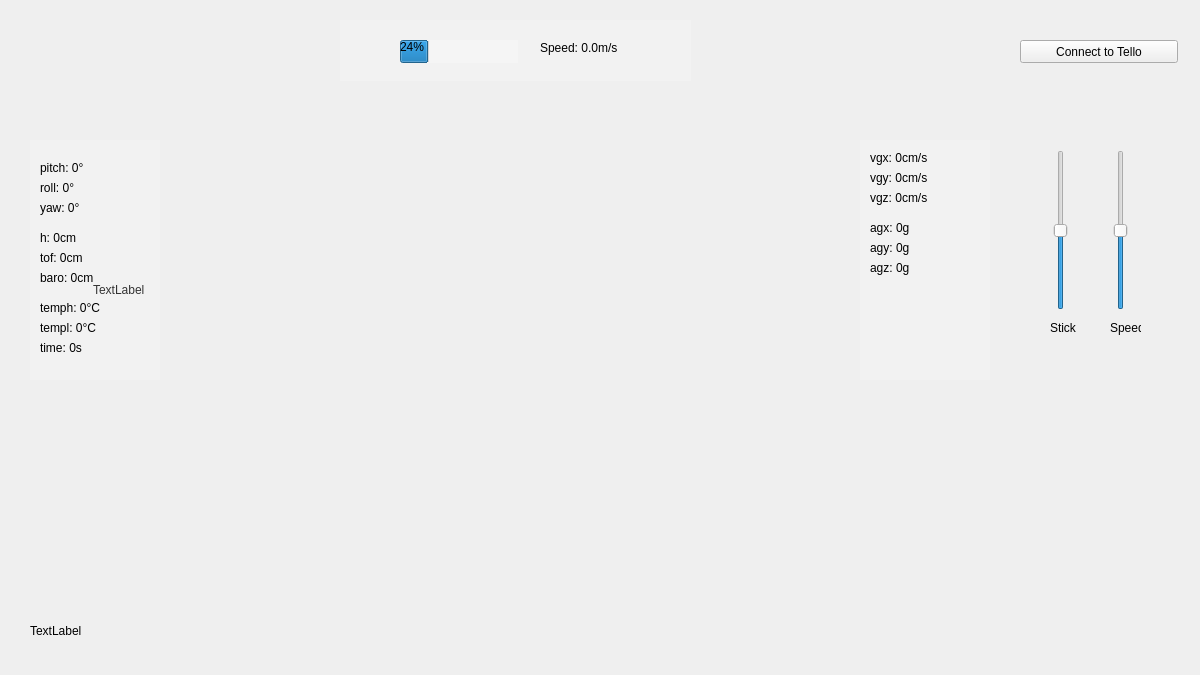
Qt form Uranus/uranus.ui (ArtemisChief/Uranus) before a commit.
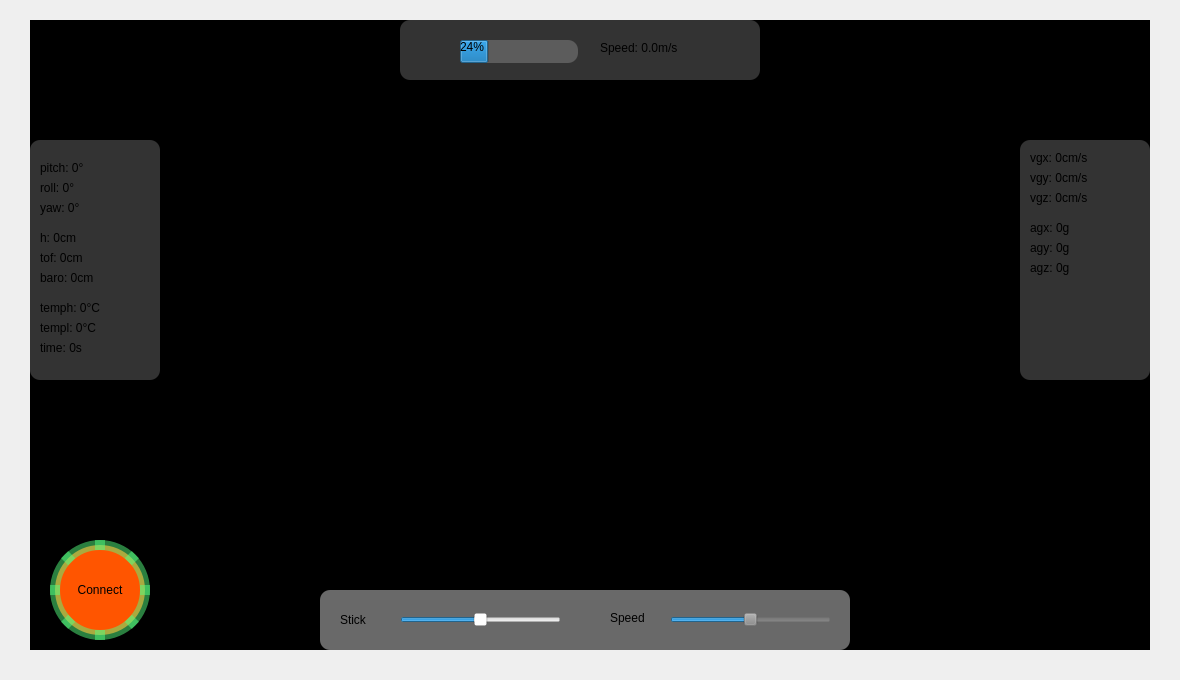
The same form after that commit.

Commit message: add 更改GUI布局样式

```diff
--- a/Uranus/uranus.ui
+++ b/Uranus/uranus.ui
@@ -6,8 +6,8 @@
    <rect>
     <x>0</x>
     <y>0</y>
-    <width>1200</width>
-    <height>675</height>
+    <width>1180</width>
+    <height>680</height>
    </rect>
   </property>
   <property name="windowTitle">
@@ -19,114 +19,43 @@
      <rect>
       <x>30</x>
       <y>20</y>
-      <width>960</width>
-      <height>540</height>
+      <width>1120</width>
+      <height>630</height>
      </rect>
     </property>
+    <property name="styleSheet">
+     <string notr="true">background-color: rgb(0, 0, 0);</string>
+    </property>
     <property name="text">
      <string>                   TextLabel</string>
     </property>
    </widget>
-   <widget class="QLabel" name="buffer_label">
-    <property name="geometry">
-     <rect>
-      <x>30</x>
-      <y>610</y>
-      <width>1081</width>
-      <height>41</height>
-     </rect>
-    </property>
-    <property name="text">
-     <string>TextLabel</string>
-    </property>
-   </widget>
    <widget class="QPushButton" name="connect_btn">
     <property name="geometry">
      <rect>
-      <x>1020</x>
-      <y>40</y>
-      <width>158</width>
-      <height>23</height>
+      <x>50</x>
+      <y>540</y>
+      <width>100</width>
+      <height>100</height>
      </rect>
     </property>
-    <property name="text">
-     <string>Connect to Tello</string>
+    <property name="styleSheet">
+     <string notr="true">background-color: rgb(255, 85, 0);
+border:10px solid;
+border-color: rgb(85, 255, 127, 50%);
+border-radius:50%;</string>
     </property>
-   </widget>
-   <widget class="QSlider" name="rc_factor_slider">
-    <property name="geometry">
-     <rect>
-      <x>1050</x>
-      <y>150</y>
-      <width>22</width>
-      <height>160</height>
-     </rect>
-    </property>
-    <property name="maximum">
-     <number>100</number>
-    </property>
-    <property name="value">
-     <number>50</number>
-    </property>
-    <property name="orientation">
-     <enum>Qt::Vertical</enum>
-    </property>
-    <property name="tickPosition">
-     <enum>QSlider::NoTicks</enum>
-    </property>
-   </widget>
-   <widget class="QSlider" name="speed_slider">
-    <property name="geometry">
-     <rect>
-      <x>1110</x>
-      <y>150</y>
-      <width>22</width>
-      <height>160</height>
-     </rect>
-    </property>
-    <property name="minimum">
-     <number>10</number>
-    </property>
-    <property name="maximum">
-     <number>100</number>
-    </property>
-    <property name="value">
-     <number>55</number>
-    </property>
-    <property name="orientation">
-     <enum>Qt::Vertical</enum>
-    </property>
-   </widget>
-   <widget class="QLabel" name="rc_factorlabel">
-    <property name="geometry">
-     <rect>
-      <x>1050</x>
-      <y>320</y>
-      <width>31</width>
-      <height>16</height>
-     </rect>
-    </property>
     <property name="text">
-     <string>Stick</string>
+     <string>Connect</string>
     </property>
-   </widget>
-   <widget class="QLabel" name="speed_factor">
-    <property name="geometry">
-     <rect>
-      <x>1110</x>
-      <y>320</y>
-      <width>31</width>
-      <height>16</height>
-     </rect>
-    </property>
-    <property name="text">
-     <string>Speed</string>
+    <property name="checkable">
+     <bool>false</bool>
     </property>
    </widget>
    <widget class="QGroupBox" name="groupBox">
     <property name="geometry">
      <rect>
-      <x>860</x>
+      <x>1020</x>
       <y>140</y>
       <width>130</width>
       <height>240</height>
@@ -134,7 +63,7 @@
     </property>
     <property name="styleSheet">
      <string notr="true">background-color: rgb(255, 255, 255, 20%);
-border: 0px solid;</string>
+border-radius:10px;</string>
     </property>
     <property name="title">
      <string/>
@@ -247,7 +176,7 @@
     </property>
     <property name="styleSheet">
      <string notr="true">background-color: rgb(255, 255, 255, 20%);
-border: 0px solid;</string>
+border-radius:10px;</string>
     </property>
     <property name="title">
      <string/>
@@ -409,15 +338,15 @@
    <widget class="QGroupBox" name="groupBox_3">
     <property name="geometry">
      <rect>
-      <x>340</x>
+      <x>400</x>
       <y>20</y>
-      <width>351</width>
-      <height>61</height>
+      <width>360</width>
+      <height>60</height>
      </rect>
     </property>
     <property name="styleSheet">
      <string notr="true">background-color: rgb(255, 255, 255, 20%);
-border: 0px solid;</string>
+border-radius:10px;</string>
     </property>
     <property name="title">
      <string/>
@@ -455,6 +384,111 @@
      </property>
     </widget>
    </widget>
+   <widget class="QGroupBox" name="groupBox_4">
+    <property name="geometry">
+     <rect>
+      <x>320</x>
+      <y>590</y>
+      <width>530</width>
+      <height>60</height>
+     </rect>
+    </property>
+    <property name="styleSheet">
+     <string notr="true">background-color: rgb(131, 131, 131, 80%);
+border-radius:10%</string>
+    </property>
+    <property name="title">
+     <string/>
+    </property>
+    <widget class="QLabel" name="speed_factor">
+     <property name="geometry">
+      <rect>
+       <x>290</x>
+       <y>20</y>
+       <width>51</width>
+       <height>16</height>
+      </rect>
+     </property>
+     <property name="styleSheet">
+      <string notr="true">background-color: rgb(255, 255, 255, 0%);</string>
+     </property>
+     <property name="text">
+      <string>Speed</string>
+     </property>
+    </widget>
+    <widget class="QSlider" name="rc_factor_slider">
+     <property name="geometry">
+      <rect>
+       <x>80</x>
+       <y>20</y>
+       <width>161</width>
+       <height>20</height>
+      </rect>
+     </property>
+     <property name="styleSheet">
+      <string notr="true">background-color: rgb(255, 255, 255, 0%);</string>
+     </property>
+     <property name="maximum">
+      <number>100</number>
+     </property>
+     <property name="value">
+      <number>50</number>
+     </property>
+     <property name="orientation">
+      <enum>Qt::Horizontal</enum>
+     </property>
+     <property name="tickPosition">
+      <enum>QSlider::NoTicks</enum>
+     </property>
+    </widget>
+    <widget class="QSlider" name="speed_slider">
+     <property name="geometry">
+      <rect>
+       <x>350</x>
+       <y>20</y>
+       <width>161</width>
+       <height>20</height>
+      </rect>
+     </property>
+     <property name="styleSheet">
+      <string notr="true">background-color: rgb(131, 131, 131, 0%);</string>
+     </property>
+     <property name="minimum">
+      <number>10</number>
+     </property>
+     <property name="maximum">
+      <number>100</number>
+     </property>
+     <property name="value">
+      <number>55</number>
+     </property>
+     <property name="orientation">
+      <enum>Qt::Horizontal</enum>
+     </property>
+    </widget>
+    <widget class="QLabel" name="rc_factorlabel">
+     <property name="geometry">
+      <rect>
+       <x>20</x>
+       <y>20</y>
+       <width>51</width>
+       <height>20</height>
+      </rect>
+     </property>
+     <property name="styleSheet">
+      <string notr="true">background-color: rgb(255, 255, 255, 0%);</string>
+     </property>
+     <property name="text">
+      <string>Stick</string>
+     </property>
+    </widget>
+   </widget>
+   <zorder>frame_label</zorder>
+   <zorder>groupBox</zorder>
+   <zorder>groupBox_2</zorder>
+   <zorder>groupBox_3</zorder>
+   <zorder>connect_btn</zorder>
+   <zorder>groupBox_4</zorder>
   </widget>
  </widget>
  <layoutdefault spacing="6" margin="11"/>
```
Left out of the diff: 24 changed lines with no effect on the pictures. The commit also changes 5 other files.
